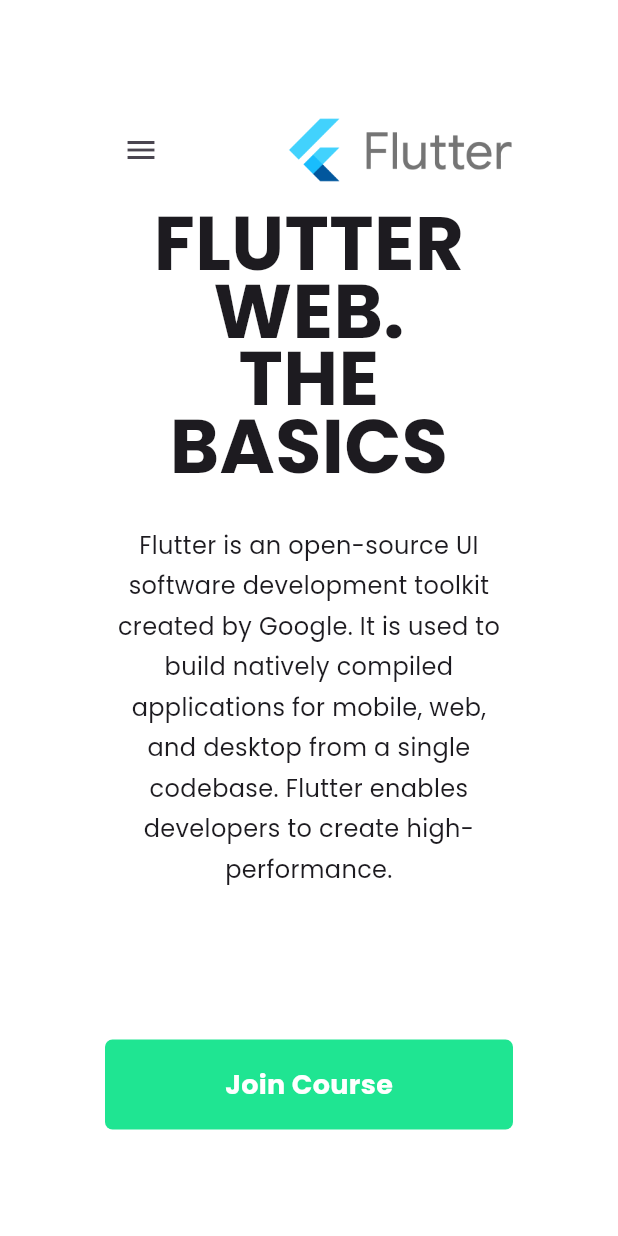
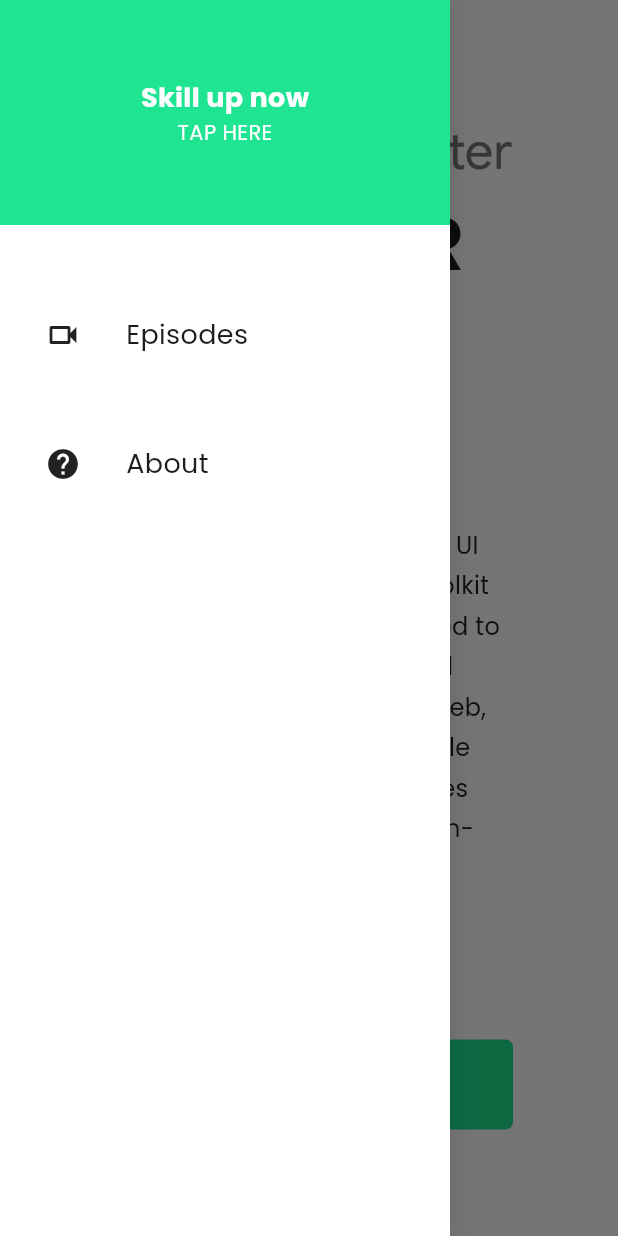
Before and after one commit to Srvictorchinea/the_basics, a Flutter app: the screen it shows after launch, with the side drawer open (before the commit the screen has no drawer), on a phone screen of 412 x 824 dp. Run offline on Flutter 3.47's test engine with Material 3 defaults, Android fonts, the phone set to English and light mode, and no system bars; our stand-ins replace responsive_builder.

Commit message:
[ADD] navigation drawer mobile

```diff
--- /dev/null
+++ b/lib/constants/app_colors.dart
@@ -0,0 +1,3 @@
+import 'package:flutter/material.dart';
+
+const Color primaryColor = Color.fromARGB(255, 31, 229, 146);
--- a/lib/views/home/home_view.dart
+++ b/lib/views/home/home_view.dart
@@ -4,13 +4,18 @@ import 'package:the_basics/views/home/home_content_desktop.dart';
 import 'package:the_basics/views/home/home_content_mobile.dart';
 import 'package:the_basics/widgets/centered_view/centered_view.dart';
 import 'package:the_basics/widgets/navigation_bar/navigation_bar.dart';
+import 'package:the_basics/widgets/navigation_drawer/navigation_drawer.dart';
 
 class HomeView extends StatelessWidget {
   const HomeView({super.key});
 
   @override
   Widget build(BuildContext context) {
-    return Scaffold(
+    return ResponsiveBuilder(
+      builder: (context, sizingInformation) => Scaffold(
+        drawer: sizingInformation.deviceScreenType == DeviceScreenType.mobile
+            ? Navigationdrawer()
+            : null,
         backgroundColor: Colors.white,
         body: CenteredView(
           child: Column(
@@ -27,6 +32,7 @@ class HomeView extends StatelessWidget {
             ],
           ),
         ),
+      ),
     );
   }
 }
--- a/lib/widgets/call_to_action/call_to_action_mobile.dart
+++ b/lib/widgets/call_to_action/call_to_action_mobile.dart
@@ -1,4 +1,5 @@
 import 'package:flutter/material.dart';
+import 'package:the_basics/constants/app_colors.dart';
 
 class CallToActionMobile extends StatelessWidget {
   final String title;
@@ -10,7 +11,7 @@ class CallToActionMobile extends StatelessWidget {
       height: 60,
       alignment: Alignment.center,
       decoration: BoxDecoration(
-        color: Color.fromARGB(255, 31, 229, 146),
+        color: primaryColor,
         borderRadius: BorderRadius.circular(5)
       ),
       child: Text(
--- /dev/null
+++ b/lib/widgets/navigation_drawer/drawer_item.dart
@@ -0,0 +1,21 @@
+import 'package:flutter/material.dart';
+import 'package:the_basics/widgets/navigation_bar/navbar_item.dart';
+
+class DrawerItem extends StatelessWidget {
+  final String title;
+  final IconData icon;
+  const DrawerItem({super.key, required this.title, required this.icon});
+
+  @override
+  Widget build(BuildContext context) {
+    return Padding(
+      padding: const EdgeInsets.only(left: 30, top: 60),
+      child: Row(children: [
+        Icon(icon),
+        SizedBox(width: 30,),
+        NavBarItem(title: title),
+
+      ],),
+    );
+  }
+}
--- /dev/null
+++ b/lib/widgets/navigation_drawer/navigation_drawer.dart
@@ -0,0 +1,30 @@
+import 'package:flutter/material.dart';
+import 'package:the_basics/widgets/navigation_drawer/drawer_item.dart';
+import 'package:the_basics/widgets/navigation_drawer/navigation_drawer_header.dart';
+
+class Navigationdrawer extends StatelessWidget {
+  const Navigationdrawer({super.key});
+
+  @override
+  Widget build(BuildContext context) {
+    return Container(
+      width: 300,
+      decoration: const BoxDecoration(
+        color: Colors.white,
+        boxShadow: [
+          BoxShadow(
+            color: Colors.black12,
+            blurRadius: 16,
+          ),
+        ],
+      ),
+      child: const Column(
+        children: <Widget>[
+          NavigationDrawerHeader(),
+          DrawerItem(title: 'Episodes', icon: Icons.videocam_outlined),
+          DrawerItem(title: 'About', icon: Icons.help_outlined),
+        ],
+      ),
+    );
+  }
+}
--- /dev/null
+++ b/lib/widgets/navigation_drawer/navigation_drawer_header.dart
@@ -0,0 +1,34 @@
+import 'package:flutter/material.dart';
+import 'package:the_basics/constants/app_colors.dart';
+
+class NavigationDrawerHeader extends StatelessWidget {
+  const NavigationDrawerHeader({super.key});
+
+  @override
+  Widget build(BuildContext context) {
+    return Container(
+      height: 150,
+      color: primaryColor,
+      alignment: Alignment.center,
+      child: Column(
+        mainAxisSize: MainAxisSize.min,
+        children: <Widget>[
+          Text(
+            'Skill up now',
+            style: TextStyle(
+              fontSize: 18,
+              fontWeight: FontWeight.w800,
+              color: Colors.white,
+            ),
+          ),
+          Text(
+            'TAP HERE',
+            style: TextStyle(
+              color: Colors.white,
+            ),
+          )
+        ],
+      ),
+    );
+  }
+}
```
Lines whose indentation alone changed are shown as unchanged.
